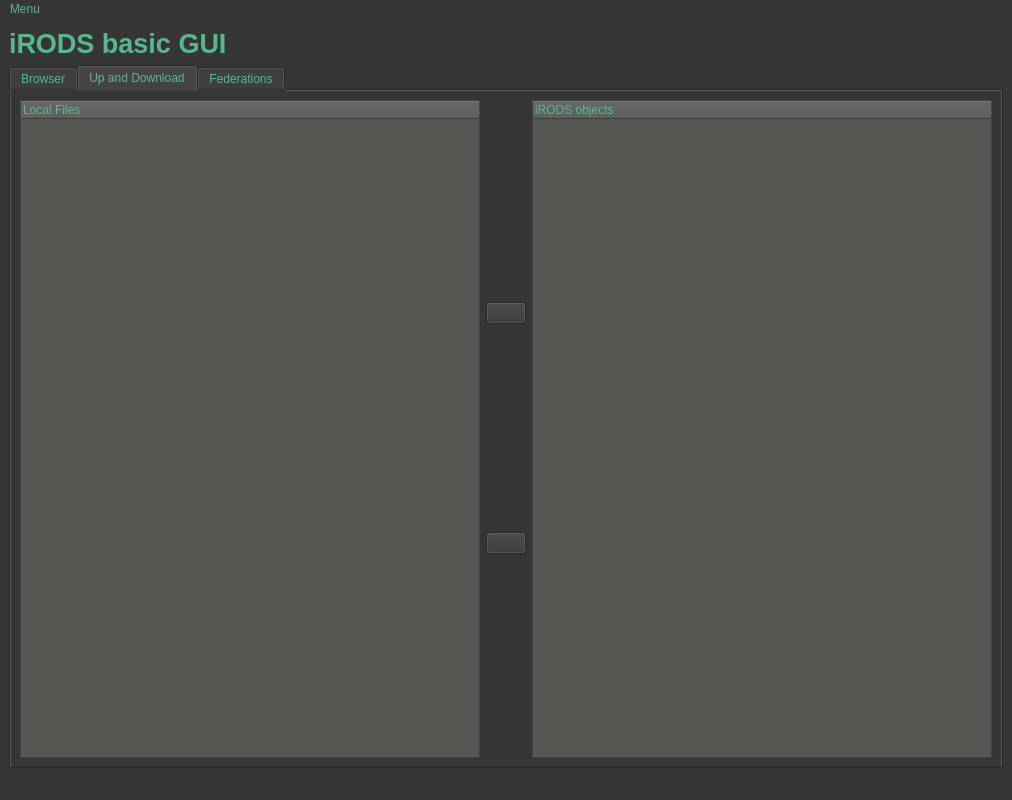
iBridges-for-iRODS/iBridges, file irods-basicGUI/irodsBrowserMain.ui: the form before one commit.
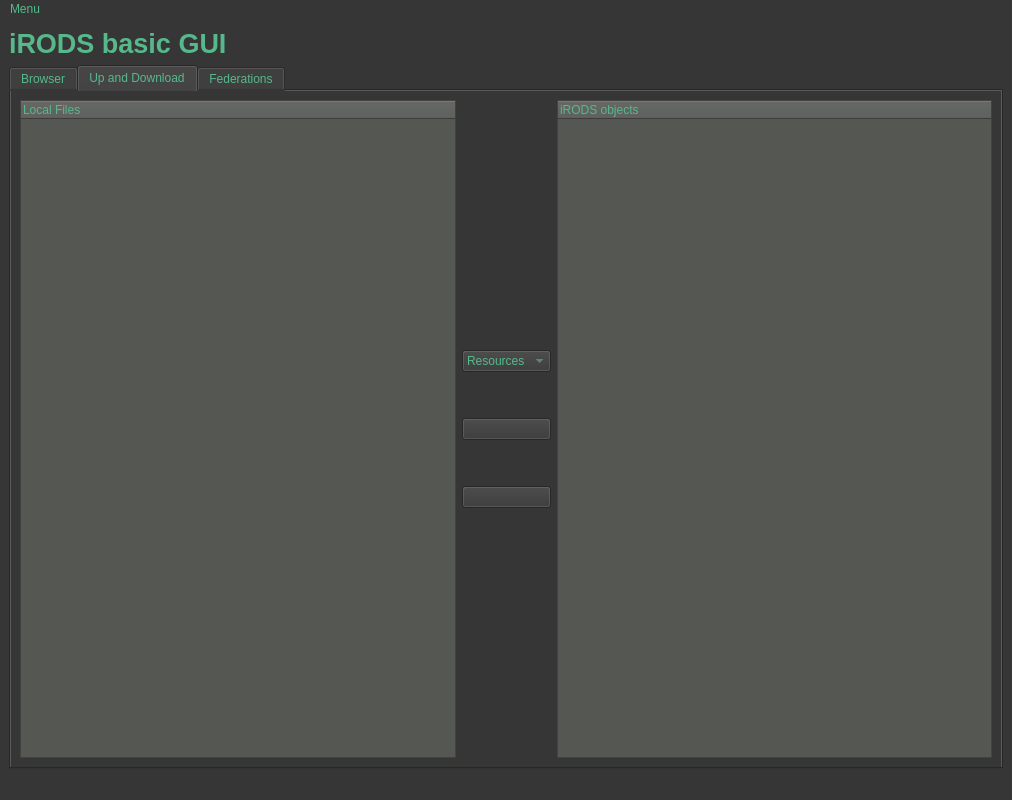
The form after the commit. The open tabs and pages were chosen to show the change. Icons and pictures are not drawn.

What changed in the file:
```diff
--- a/irods-basicGUI/irodsBrowserMain.ui
+++ b/irods-basicGUI/irodsBrowserMain.ui
@@ -41,6 +41,12 @@
     </item>
     <item>
      <widget class="QTabWidget" name="tabWidget">
+      <property name="minimumSize">
+       <size>
+        <width>0</width>
+        <height>300</height>
+       </size>
+      </property>
       <property name="currentIndex">
        <number>0</number>
       </property>
@@ -567,6 +573,44 @@
         </item>
         <item>
          <layout class="QVBoxLayout" name="verticalLayout_6">
+          <item>
+           <spacer name="verticalSpacer_7">
+            <property name="orientation">
+             <enum>Qt::Vertical</enum>
+            </property>
+            <property name="sizeHint" stdset="0">
+             <size>
+              <width>20</width>
+              <height>40</height>
+             </size>
+            </property>
+           </spacer>
+          </item>
+          <item>
+           <widget class="QComboBox" name="resourceBox">
+            <item>
+             <property name="text">
+              <string>Resources</string>
+             </property>
+            </item>
+           </widget>
+          </item>
+          <item>
+           <spacer name="verticalSpacer_4">
+            <property name="orientation">
+             <enum>Qt::Vertical</enum>
+            </property>
+            <property name="sizeType">
+             <enum>QSizePolicy::Minimum</enum>
+            </property>
+            <property name="sizeHint" stdset="0">
+             <size>
+              <width>20</width>
+              <height>40</height>
+             </size>
+            </property>
+           </spacer>
+          </item>
           <item>
            <widget class="QPushButton" name="tab2UploadButton">
             <property name="text">
@@ -574,6 +618,22 @@
             </property>
            </widget>
           </item>
+          <item>
+           <spacer name="verticalSpacer_6">
+            <property name="orientation">
+             <enum>Qt::Vertical</enum>
+            </property>
+            <property name="sizeType">
+             <enum>QSizePolicy::Minimum</enum>
+            </property>
+            <property name="sizeHint" stdset="0">
+             <size>
+              <width>20</width>
+              <height>40</height>
+             </size>
+            </property>
+           </spacer>
+          </item>
           <item>
            <widget class="QPushButton" name="tab2DownloadButton">
             <property name="text">
@@ -581,6 +641,19 @@
             </property>
            </widget>
           </item>
+          <item>
+           <spacer name="verticalSpacer_5">
+            <property name="orientation">
+             <enum>Qt::Vertical</enum>
+            </property>
+            <property name="sizeHint" stdset="0">
+             <size>
+              <width>20</width>
+              <height>40</height>
+             </size>
+            </property>
+           </spacer>
+          </item>
          </layout>
         </item>
         <item>
```
Left out of the diff: 87 changed lines with no effect on the pictures.
